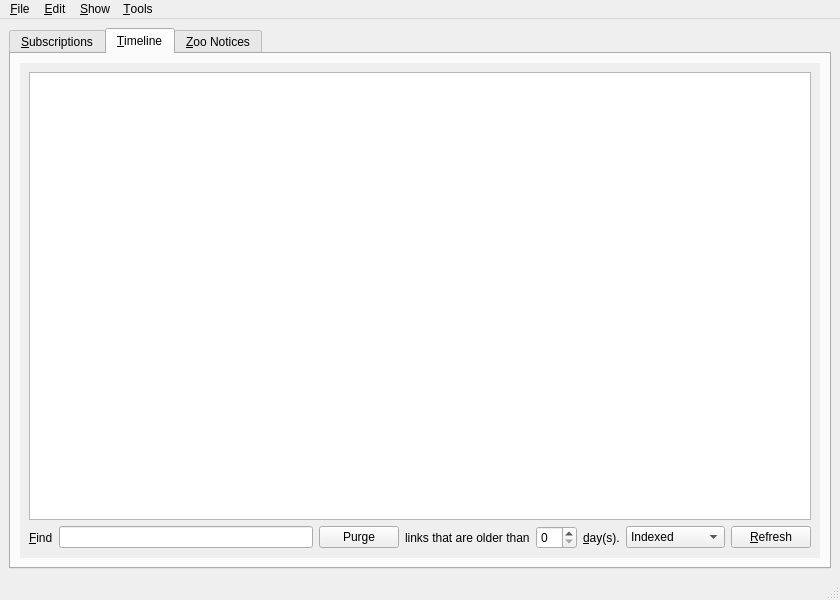
Qt form branches/trunk/UI/spot-on-rss.ui (textbrowser/spot-on) before a commit.
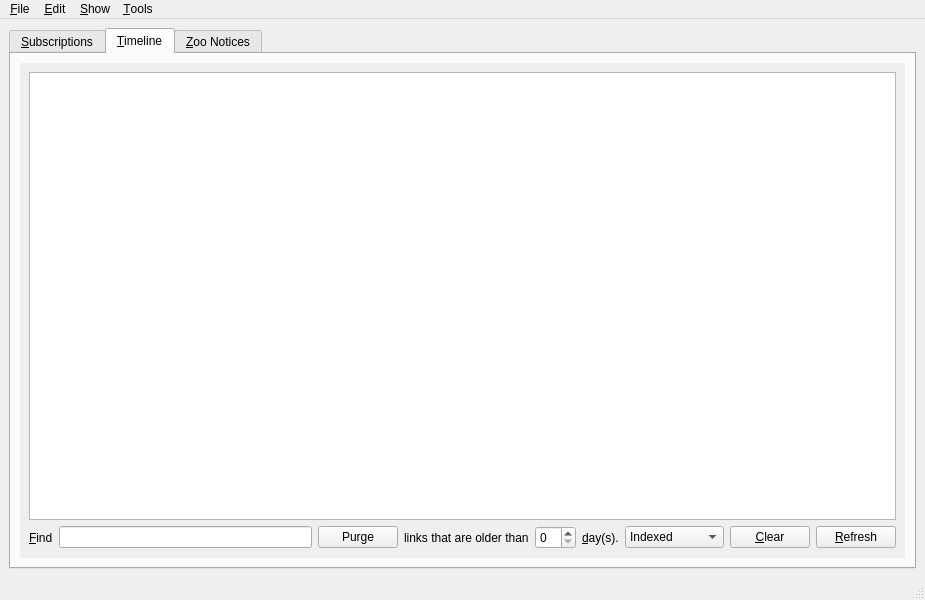
The same form after that commit. The open tabs and pages were chosen to show the change. Icons and pictures are not drawn. Custom widgets are drawn as their Qt base class.

Commit message: Clear function.

```diff
--- a/branches/trunk/UI/spot-on-rss.ui
+++ b/branches/trunk/UI/spot-on-rss.ui
@@ -6,7 +6,7 @@
    <rect>
     <x>0</x>
     <y>0</y>
-    <width>840</width>
+    <width>925</width>
     <height>600</height>
    </rect>
   </property>
@@ -443,8 +443,8 @@
             <rect>
              <x>0</x>
              <y>0</y>
-             <width>790</width>
-             <height>111</height>
+             <width>885</width>
+             <height>489</height>
             </rect>
            </property>
            <layout class="QVBoxLayout" name="verticalLayout_6">
@@ -476,14 +476,7 @@
                </widget>
               </item>
               <item>
-               <widget class="QLineEdit" name="find">
-                <property name="minimumSize">
-                 <size>
-                  <width>200</width>
-                  <height>0</height>
-                 </size>
-                </property>
-               </widget>
+               <widget class="QLineEdit" name="find"/>
               </item>
               <item>
                <widget class="QPushButton" name="purge">
@@ -564,6 +557,13 @@
                 </item>
                </widget>
               </item>
+              <item>
+               <widget class="QPushButton" name="clear">
+                <property name="text">
+                 <string>&amp;Clear</string>
+                </property>
+               </widget>
+              </item>
               <item>
                <widget class="QPushButton" name="refresh_timeline">
                 <property name="text">
@@ -634,8 +634,8 @@
     <rect>
      <x>0</x>
      <y>0</y>
-     <width>840</width>
-     <height>19</height>
+     <width>925</width>
+     <height>22</height>
     </rect>
    </property>
    <widget class="QMenu" name="menu_File">
```
Left out of the diff: 1 changed line with no effect on the pictures. The commit also changes 1 other file.
